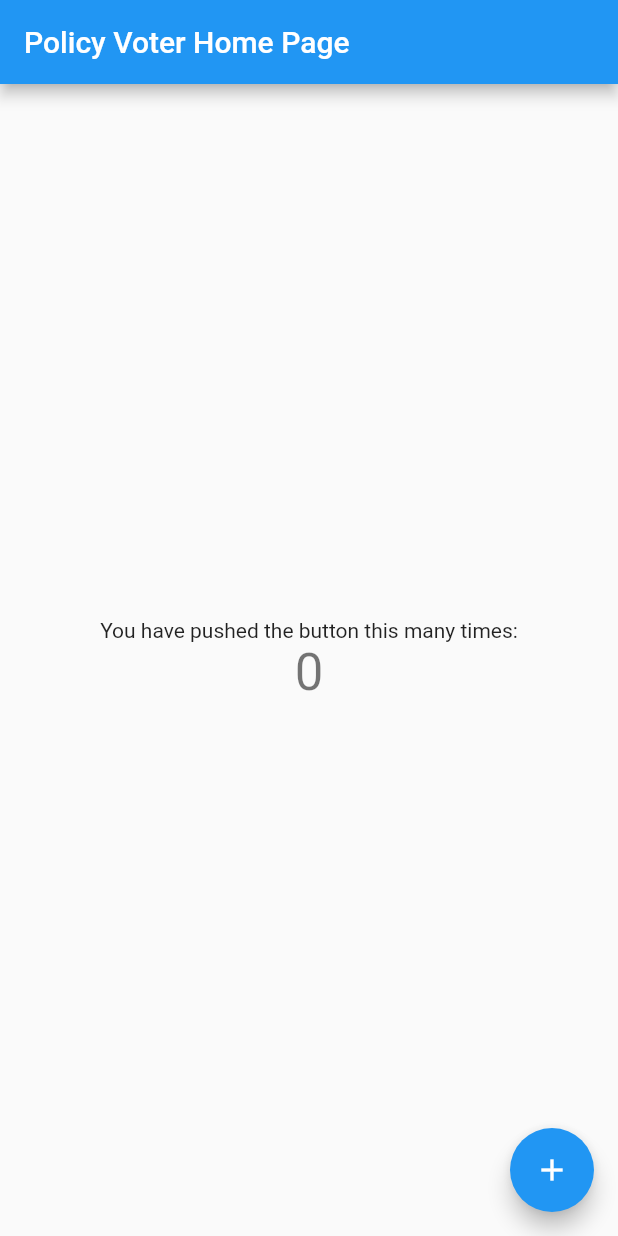
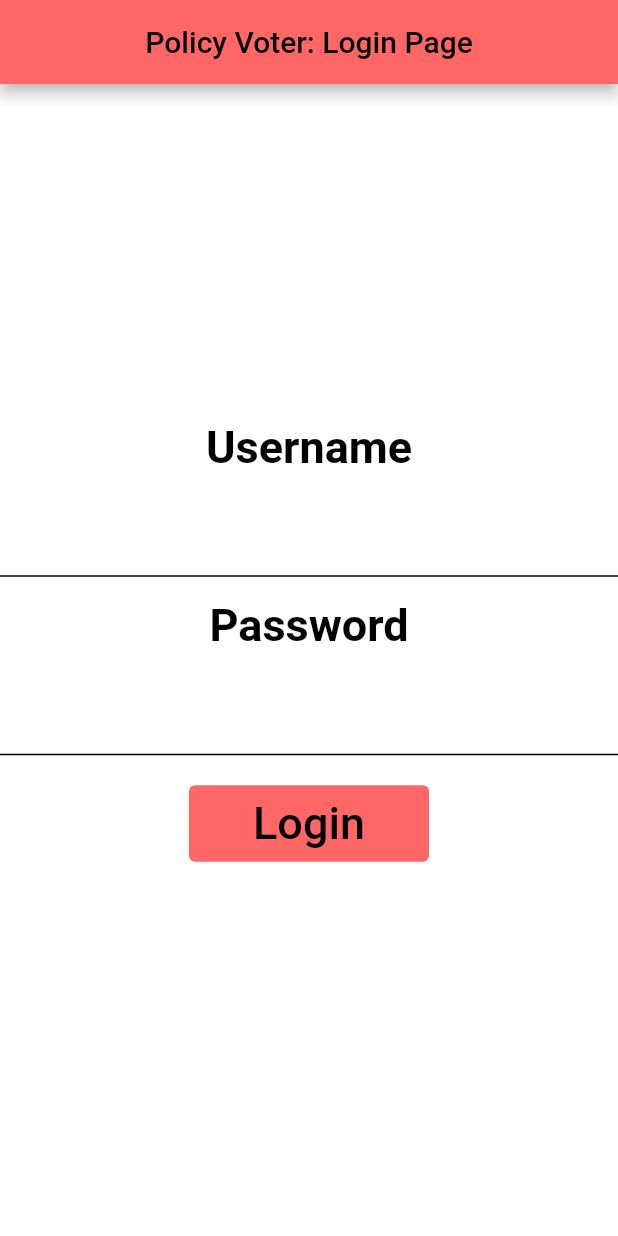
Before and after one commit to CSC4350-MW2/PolicyVoting, a Flutter app: the screen it shows after launch, on a phone screen of 412 x 824 dp. Run offline on Flutter 3.47's test engine with Material 2 defaults, Android fonts, the phone set to English and light mode, and no system bars.

Commit message:
Add login, getCurrentPolicies functions to client

```diff
--- /dev/null
+++ b/client/lib/API/login.dart
@@ -0,0 +1,23 @@
+import 'dart:async';
+import 'dart:convert';
+import 'dart:io';
+import 'package:http/http.dart' as http;
+
+var host_url = '172.21.113.164:3000';
+
+userLogin(String username, String password) async {
+  var url = Uri.http(host_url, '/login');
+  Map data = {'username': username, 'password': password};
+
+  // Encode data to JSON
+  var body = json.encode(data);
+
+  print('Login Request sent.');
+
+  var response = await http.post(url,
+      headers: {"Content-Type": "application/json"}, body: body);
+
+  print("Response status code: ${response.statusCode}");
+  print("Response data: ${response.body}");
+  return response.statusCode;
+}
--- a/client/lib/main.dart
+++ b/client/lib/main.dart
@@ -1,4 +1,9 @@
+import 'API/login.dart';
+import 'API/policy.dart';
+import 'package:http/http.dart' as http;
+import 'package:client/policyscreen.dart';
 import 'package:flutter/material.dart';
+import 'package:client/style.dart';
 
 void main() {
   runApp(const MyApp());
@@ -13,103 +18,169 @@ class MyApp extends StatelessWidget {
     return MaterialApp(
       title: 'Policy Voter',
       theme: ThemeData(
-        // This is the theme of your application.
-        //
-        // Try running your application with "flutter run". You'll see the
-        // application has a blue toolbar. Then, without quitting the app, try
-        // changing the primarySwatch below to Colors.green and then invoke
-        // "hot reload" (press "r" in the console where you ran "flutter run",
-        // or simply save your changes to "hot reload" in a Flutter IDE).
-        // Notice that the counter didn't reset back to zero; the application
-        // is not restarted.
         primarySwatch: Colors.blue,
       ),
-      home: const MyHomePage(title: 'Policy Voter Home Page'),
+      home: LoginPage(title: 'Policy Voter: Login Page'),
     );
   }
 }
 
-class MyHomePage extends StatefulWidget {
-  const MyHomePage({super.key, required this.title});
-
-  // This widget is the home page of your application. It is stateful, meaning
-  // that it has a State object (defined below) that contains fields that affect
-  // how it looks.
-
-  // This class is the configuration for the state. It holds the values (in this
-  // case the title) provided by the parent (in this case the App widget) and
-  // used by the build method of the State. Fields in a Widget subclass are
-  // always marked "final".
+class LoginPage extends StatefulWidget {
+  LoginPage({super.key, required this.title});
 
   final String title;
 
   @override
-  State<MyHomePage> createState() => _MyHomePageState();
+  State<LoginPage> createState() => _LoginPageState();
 }
 
-class _MyHomePageState extends State<MyHomePage> {
-  int _counter = 0;
+class _LoginPageState extends State<LoginPage> {
+  final _formKey = GlobalKey<FormState>();
+  final _userID = TextEditingController();
+  final _passwordID = TextEditingController();
 
-  void _incrementCounter() {
-    setState(() {
-      // This call to setState tells the Flutter framework that something has
-      // changed in this State, which causes it to rerun the build method below
-      // so that the display can reflect the updated values. If we changed
-      // _counter without calling setState(), then the build method would not be
-      // called again, and so nothing would appear to happen.
-      _counter++;
-    });
+  void reset() {
+    _userID.text = "";
   }
 
   @override
   Widget build(BuildContext context) {
-    // This method is rerun every time setState is called, for instance as done
-    // by the _incrementCounter method above.
-    //
-    // The Flutter framework has been optimized to make rerunning build methods
-    // fast, so that you can just rebuild anything that needs updating rather
-    // than having to individually change instances of widgets.
     return Scaffold(
+      backgroundColor: stylesheet.seta(),
       appBar: AppBar(
-        // Here we take the value from the MyHomePage object that was created by
-        // the App.build method, and use it to set our appbar title.
+        foregroundColor: stylesheet.textcolor,
+        centerTitle: true,
+        backgroundColor: stylesheet.buttons,
         title: Text(widget.title),
       ),
       body: Center(
-        // Center is a layout widget. It takes a single child and positions it
-        // in the middle of the parent.
-        child: Column(
-          // Column is also a layout widget. It takes a list of children and
-          // arranges them vertically. By default, it sizes itself to fit its
-          // children horizontally, and tries to be as tall as its parent.
-          //
-          // Invoke "debug painting" (press "p" in the console, choose the
-          // "Toggle Debug Paint" action from the Flutter Inspector in Android
-          // Studio, or the "Toggle Debug Paint" command in Visual Studio Code)
-          // to see the wireframe for each widget.
-          //
-          // Column has various properties to control how it sizes itself and
-          // how it positions its children. Here we use mainAxisAlignment to
-          // center the children vertically; the main axis here is the vertical
-          // axis because Columns are vertical (the cross axis would be
-          // horizontal).
-          mainAxisAlignment: MainAxisAlignment.center,
-          children: <Widget>[
-            const Text(
-              'You have pushed the button this many times:',
-            ),
-            Text(
-              '$_counter',
-              style: Theme.of(context).textTheme.headline4,
-            ),
-          ],
+        child: Form(
+          key: _formKey,
+          child: Column(
+            mainAxisAlignment: MainAxisAlignment.center,
+            children: [
+              Text("Username", style: stylesheet.subtitles),
+              SizedBox(height: 10),
+              TextFormField(
+                  controller: _userID,
+                  style: stylesheet.normal,
+                  cursorColor: stylesheet.textcolor,
+                  decoration: InputDecoration(
+                      hintStyle: TextStyle(color: stylesheet.neutralbackground),
+                      enabledBorder: UnderlineInputBorder(
+                        borderSide: BorderSide(color: stylesheet.textcolor),
+                      ),
+                      focusedBorder: UnderlineInputBorder(
+                        borderSide: BorderSide(color: stylesheet.textcolor),
+                      ),
+                      labelStyle: new TextStyle(color: stylesheet.textcolor),
+                      iconColor: stylesheet.textcolor,
+                      fillColor: stylesheet.textcolor),
+                  validator: (String? value) {
+                    if (value!.isEmpty) {
+                      ScaffoldMessenger.of(context).showSnackBar(SnackBar(
+                          content: Text("Must enter username.",
+                              style: stylesheet.subtext),
+                          backgroundColor: stylesheet.buttons));
+                      return ("INVALID USERNAME");
+                    }
+                    return null;
+                  },
+                  onSaved: (value) {
+                    _userID.text = value!;
+                  }),
+              SizedBox(height: 15),
+              Text("Password", style: stylesheet.subtitles),
+              SizedBox(height: 10),
+              TextFormField(
+                  controller: _passwordID,
+                  style: stylesheet.normal,
+                  cursorColor: stylesheet.textcolor,
+                  decoration: InputDecoration(
+                      hintStyle: TextStyle(color: stylesheet.neutralbackground),
+                      enabledBorder: UnderlineInputBorder(
+                        borderSide: BorderSide(color: stylesheet.textcolor),
+                      ),
+                      focusedBorder: UnderlineInputBorder(
+                        borderSide: BorderSide(color: stylesheet.textcolor),
+                      ),
+                      labelStyle: new TextStyle(color: stylesheet.textcolor),
+                      iconColor: stylesheet.textcolor,
+                      fillColor: stylesheet.textcolor),
+                  validator: (String? value) {
+                    if (value!.isEmpty) {
+                      ScaffoldMessenger.of(context).showSnackBar(SnackBar(
+                          content: Text("Must enter password.",
+                              style: stylesheet.subtext),
+                          backgroundColor: stylesheet.buttons));
+                      return ("INVALID PASSWORD");
+                    }
+                    return null;
+                  },
+                  onSaved: (value) {
+                    _userID.text = value!;
+                  }),
+              SizedBox(height: 20),
+              TextButton(
+                  child: Text("Login", style: stylesheet.normal),
+                  onPressed: () async {
+                    signOn(context);
+                  },
+                  style: ButtonStyle(
+                      minimumSize:
+                          MaterialStateProperty.all<Size>(Size(160, 40)),
+                      foregroundColor: MaterialStateProperty.all<Color>(
+                          stylesheet.textcolor),
+                      backgroundColor: MaterialStateProperty.all<Color>(
+                          stylesheet.buttons))),
+              SizedBox(height: 25),
+            ],
+          ),
         ),
       ),
-      floatingActionButton: FloatingActionButton(
-        onPressed: _incrementCounter,
-        tooltip: 'Increment',
-        child: const Icon(Icons.add),
-      ), // This trailing comma makes auto-formatting nicer for build methods.
     );
   }
+
+  signOn(BuildContext context) async {
+    print("Login Pressed");
+    if (_formKey.currentState!.validate()) {
+      var response = await userLogin(_userID.text, _passwordID.text);
+      print("Response: ${response}");
+      if (response.toString() == '200') {
+        response = await getCurrentPolicies();
+        print("Response: ${response}");
+        ScaffoldMessenger.of(context).showSnackBar(SnackBar(
+            content: Text("Log-in Success", style: stylesheet.subtext),
+            backgroundColor: stylesheet.buttons));
+        Navigator.push(
+            context,
+            MaterialPageRoute(
+                builder: (context) => PolicyScreen(
+                      title: "Policy Voter: Policy Page",
+                    )));
+      }
+      /*
+      await _auth
+      .signInAnonymously()
+      .then((value) => {
+
+  // insecurity(context),
+
+
+
+        }).catchError((e){
+        reset();
+     ScaffoldMessenger.of(context).showSnackBar( SnackBar(content: Text("Log-in Error",style: stylesheet.subtext), backgroundColor: stylesheet.buttons));
+        }
+        );
+        */
+    }
+  }
+
+  bool isNumeric(String s) {
+    if (s == null) {
+      return false;
+    }
+    return double.tryParse(s) != null;
+  }
 }
--- /dev/null
+++ b/client/lib/style.dart
@@ -0,0 +1,63 @@
+import 'package:flutter/material.dart';
+
+class stylesheet{
+  static int a = 2;
+  static String mode = "Dark";
+  static Color background = Colors.black;
+static TextStyle normal = new TextStyle(fontSize: 30, color: Colors.white);
+static TextStyle nnormal = new TextStyle(fontSize: 30, color:Color.fromARGB(255, 0, 0, 0));
+static TextStyle titles = new TextStyle(fontSize: 35, color: Colors.white, fontWeight: FontWeight.bold);
+static TextStyle ntitles = new TextStyle(fontSize: 35, color: Color.fromARGB(255, 0, 0, 0), fontWeight: FontWeight.bold);
+static TextStyle subtitles = new TextStyle(fontSize: 30, color: Colors.white, fontWeight: FontWeight.bold);
+static Color buttons = Colors.blue;
+static Color textcolor = Colors.white;
+static Color neutralbackground = Colors.grey;
+static TextStyle subtext = new TextStyle(fontSize: 25, color: Colors.white, fontWeight: FontWeight.normal);
+static TextStyle nsubtext = new TextStyle(fontSize: 25, color: Color.fromARGB(255, 0, 0, 0), fontWeight: FontWeight.normal);
+static Color tilecolors = Color.fromARGB(255, 85, 50, 143);
+static TextStyle suptext = new TextStyle(fontSize: 20, color: Colors.white, fontWeight: FontWeight.normal);
+
+static TextStyle smoltext = new TextStyle(fontSize: 6, color: Colors.white, fontWeight: FontWeight.normal);
+
+static axe(){
+  return a;
+}
+static seta(){
+
+  //background = Colors.black;
+if(a%2!=0){
+   normal = new TextStyle(fontSize: 30, color: Colors.white);
+titles = new TextStyle(fontSize: 35, color: Colors.white, fontWeight: FontWeight.bold);
+ subtitles = new TextStyle(fontSize: 30, color: Colors.white, fontWeight: FontWeight.bold);
+buttons = Colors.blue;
+ textcolor = Colors.white;
+neutralbackground = Colors.grey;
+ subtext = new TextStyle(fontSize: 25, color: Colors.white, fontWeight: FontWeight.normal);
+tilecolors = Color.fromARGB(255, 85, 50, 143);
+ suptext = new TextStyle(fontSize: 20, color: Colors.white, fontWeight: FontWeight.normal);
+mode = "Light";
+background = Color.fromARGB(255, 0, 0, 0);
+}else if(a%2==0){
+  normal = new TextStyle(fontSize: 30, color: Color.fromARGB(255, 0, 0, 0));
+titles = new TextStyle(fontSize: 35, color: Color.fromARGB(255, 0, 0, 0), fontWeight: FontWeight.bold);
+ subtitles = new TextStyle(fontSize: 30, color: Color.fromARGB(255, 0, 0, 0), fontWeight: FontWeight.bold);
+buttons = Color.fromARGB(255, 255, 103, 103);
+ textcolor = Color.fromARGB(255, 0, 0, 0);
+neutralbackground = Colors.grey;
+ subtext = new TextStyle(fontSize: 25, color: Color.fromARGB(255, 0, 0, 0), fontWeight: FontWeight.normal);
+tilecolors = Color.fromARGB(255, 255, 187, 0);
+ suptext = new TextStyle(fontSize: 20, color: Color.fromARGB(255, 0, 0, 0), fontWeight: FontWeight.normal);
+smoltext = new TextStyle(fontSize: 6, color: Color.fromARGB(255, 0, 0, 0), fontWeight: FontWeight.normal);
+background = Color.fromARGB(255, 255, 255, 255);
+mode = "Dark";
+}
+return background;
+
+}
+
+static swap(){
+a++;
+}
+
+
+}
--- a/client/pubspec.yaml
+++ b/client/pubspec.yaml
@@ -37,6 +37,7 @@ dependencies:
   # Use with the CupertinoIcons class for iOS style icons.
   cupertino_icons: ^1.0.2
 
+  http: ^0.13.5
 dev_dependencies:
   flutter_test:
     sdk: flutter
```
Also changed, not shown: client/lib/API/policy.dart (added, +23 -0 lines), client/lib/policyscreen.dart (added, +51 -0 lines), client/pubspec.lock, 4 other files.
